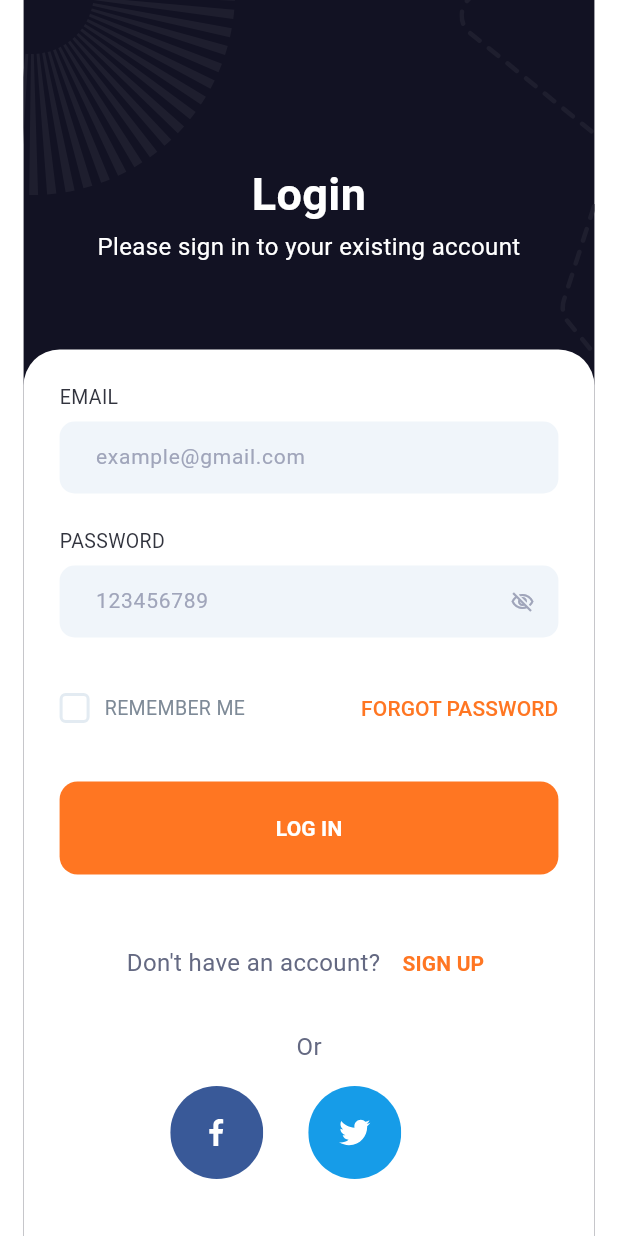
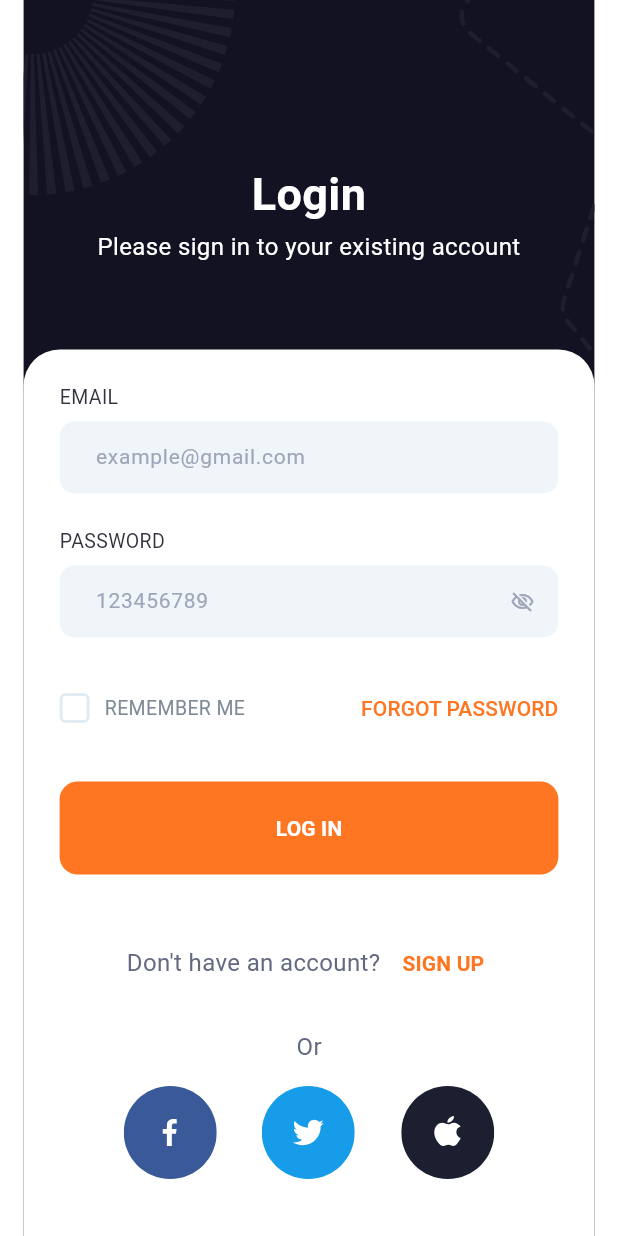
Before and after one commit to mahmoudhassanein5555/Food-App-DEPI, a Flutter app: the screen it shows after launch, on a phone screen of 412 x 824 dp. Run offline on Flutter 3.47's test engine with Material 3 defaults, Android fonts, the phone set to English and light mode, and no system bars; our stand-ins replace flutter_svg; Roboto replaces fonts that are missing (GoogleSansFlex).

Commit message:
feat: Add Apple social button and corresponding SVG asset

```diff
--- a/lib/features/auth/widgets/social_buttons.dart
+++ b/lib/features/auth/widgets/social_buttons.dart
@@ -27,12 +27,12 @@ class SocialButtons extends StatelessWidget {
 
         const SizedBox(width: 31),
 
-        // _SocialButton(
-        //   image: 'assets/icons/Group 8187.svg',
-        //   onTap: () {
-        //     debugPrint('Apple');
-        //   },
-        // ),
+        _SocialButton(
+          image: 'assets/icons/Group 8187.svg',
+          onTap: () {
+            debugPrint('Apple');
+          },
+        ),
       ],
     );
   }
```
Also changed, not shown: assets/icons/Group 8187.svg (added).
